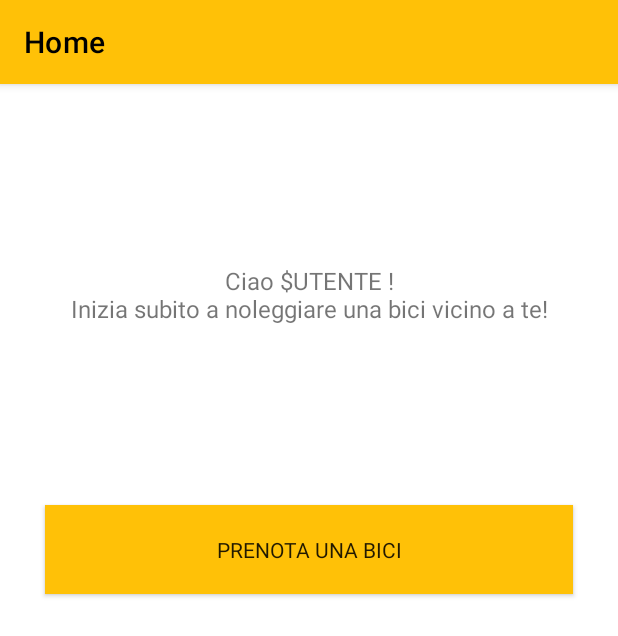
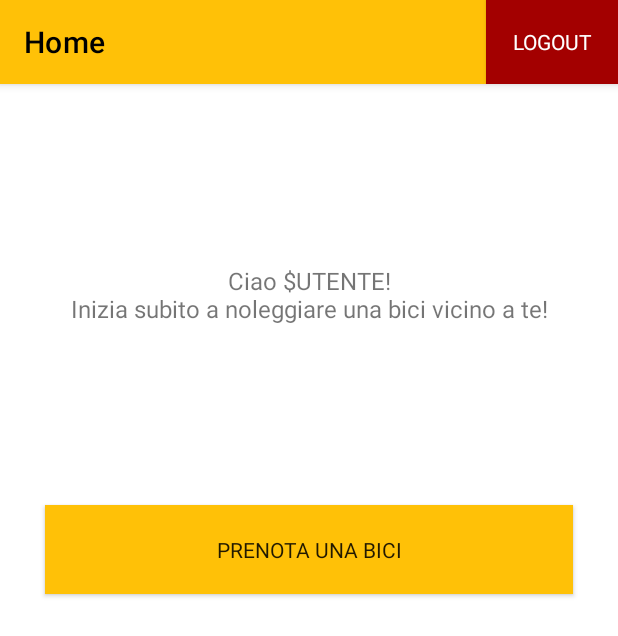
Before and after one commit to LucaAs98/BikeFleetMonitoring-SCA, an Android app: the screen it shows after launch (Home), after a tap on "LOGIN", on a phone screen of 412 x 824 dp. Shown: the top 636 px of the screen. Run offline under Robolectric (Android 15) with nearby library versions, the phone set to English and light mode, and no system bars; our stand-ins replace Firebase (no records; nobody signed in at launch, a user with empty details on screens opened directly); Roboto replaces fonts that are not available here.

Commit message:
Aggiunto il login e la registrazione controllate con firebase. Cambia il flag su "Login" quando vuoi usarlo senza credenziali corrette per debuggare ed essere più veloce.

```diff
--- a/app/build.gradle
+++ b/app/build.gradle
@@ -38,6 +38,7 @@ dependencies {
     implementation 'com.google.android.material:material:1.3.0'
     implementation 'androidx.constraintlayout:constraintlayout:2.0.4'
     implementation 'com.google.android.gms:play-services-maps:17.0.1'
+    implementation 'com.google.firebase:firebase-auth:21.0.1'
     testImplementation 'junit:junit:4.+'
     androidTestImplementation 'androidx.test.ext:junit:1.1.3'
     androidTestImplementation 'androidx.test.espresso:espresso-core:3.4.0'
--- a/app/src/main/java/com/example/bikefleetmonitoring/Home.java
+++ b/app/src/main/java/com/example/bikefleetmonitoring/Home.java
@@ -10,12 +10,13 @@ import androidx.appcompat.app.AppCompatActivity;
 import androidx.appcompat.widget.AppCompatButton;
 import androidx.appcompat.widget.Toolbar;
 
+import com.google.firebase.auth.FirebaseAuth;
+
 public class Home extends AppCompatActivity {
-    AppCompatButton btnPrenotaBici;
-    AppCompatButton btnVediPrenotazione;
-    TextView tvMessaggioIniziale;
-    TextView tvVediCodPrenot;
+    AppCompatButton btnPrenotaBici, btnVediPrenotazione, btnLogout;
+    TextView tvMessaggioIniziale, tvVediCodPrenot;
     Toolbar toolbar;
+    FirebaseAuth fAuth;
     boolean prenotato = false;
 
     @Override
@@ -24,6 +25,7 @@ public class Home extends AppCompatActivity {
         setContentView(R.layout.home);
 
         trovaElementiXML();
+        fAuth = FirebaseAuth.getInstance();
         inizializzaToolbar();
 
         if (prenotato) {
@@ -31,11 +33,23 @@ public class Home extends AppCompatActivity {
         } else {
             inizializzaNonPrenotato();
         }
+
+        /* Se premiamo il pulsante di Logout andiamo al login e togliamo l'istanza all'utente. */
+        btnLogout.setOnClickListener(new View.OnClickListener() {
+            @Override
+            public void onClick(View v) {
+                FirebaseAuth.getInstance().signOut();
+                Intent intent = new Intent(Home.this, Login.class);
+                startActivity(intent);
+                finish();
+            }
+        });
     }
 
     private void trovaElementiXML() {
         btnPrenotaBici = findViewById(R.id.btnPrenotaBici);
         btnVediPrenotazione = findViewById(R.id.btnVediPrenotazione);
+        btnLogout = findViewById(R.id.btnLogout);
         tvMessaggioIniziale = findViewById(R.id.tvMessaggioIniziale);
         tvVediCodPrenot = findViewById(R.id.tvVediCodPrenot);
         toolbar = findViewById(R.id.toolbar);
@@ -50,7 +64,7 @@ public class Home extends AppCompatActivity {
             @Override
             public void onClick(View v) {
                 prenotato = false;      /* Ora non funziona!!!!!!!!!
-                                         * sarebbe da ricaricare la pagina eliminando la prenotazione della bici! */
+                 * sarebbe da ricaricare la pagina eliminando la prenotazione della bici! */
                 Intent intent = new Intent(Home.this, Home.class);
                 startActivity(intent);
             }
@@ -64,7 +78,12 @@ public class Home extends AppCompatActivity {
             }
         });
         btnPrenotaBici.setVisibility(View.GONE);
-        tvMessaggioIniziale.setText("Ciao $UTENTE !\nStai già noleggiando una bici, vuoi annullare la tua prenotazione?");
+        String utente = "$UTENTE";
+
+        if (fAuth.getCurrentUser() != null) {
+            utente = fAuth.getCurrentUser().getEmail();
+        }
+        tvMessaggioIniziale.setText("Ciao " + utente + "!\nStai già noleggiando una bici, vuoi annullare la tua prenotazione?");
     }
 
     public void inizializzaNonPrenotato() {
@@ -77,6 +96,13 @@ public class Home extends AppCompatActivity {
         });
         tvVediCodPrenot.setVisibility(View.GONE);
         btnVediPrenotazione.setVisibility(View.GONE);
-        tvMessaggioIniziale.setText("Ciao $UTENTE !\nInizia subito a noleggiare una bici vicino a te!");
+
+        String utente = "$UTENTE";
+
+        if (fAuth.getCurrentUser() != null) {
+            utente = fAuth.getCurrentUser().getEmail();
+        }
+
+        tvMessaggioIniziale.setText("Ciao " + utente + "!\nInizia subito a noleggiare una bici vicino a te!");
     }
 }
--- a/app/src/main/java/com/example/bikefleetmonitoring/Login.java
+++ b/app/src/main/java/com/example/bikefleetmonitoring/Login.java
@@ -1,16 +1,28 @@
 package com.example.bikefleetmonitoring;
 
+import androidx.annotation.NonNull;
 import androidx.appcompat.app.AppCompatActivity;
 
 import android.content.Intent;
 import android.os.Bundle;
+import android.text.TextUtils;
 import android.view.View;
 import android.widget.Button;
+import android.widget.EditText;
 import android.widget.TextView;
+import android.widget.Toast;
+
+import com.google.android.gms.tasks.OnCompleteListener;
+import com.google.android.gms.tasks.Task;
+import com.google.firebase.auth.AuthResult;
+import com.google.firebase.auth.FirebaseAuth;
 
 public class Login extends AppCompatActivity {
     Button btnLogin;
     TextView tvVaiARegistrazione;
+    EditText etEmail, etPassword;
+    FirebaseAuth fAuth;
+    boolean controlloLogin = false;         //Quando è "false" vogliamo debuggare all'interno senza inserire email e password
 
     @Override
     protected void onCreate(Bundle savedInstanceState) {
@@ -19,13 +31,57 @@ public class Login extends AppCompatActivity {
 
         findXmlElements();
 
-        btnLogin.setOnClickListener(new View.OnClickListener() {
-            @Override
-            public void onClick(View v) {
-                Intent intent = new Intent(Login.this, Home.class);
-                startActivity(intent);
-            }
-        });
+        fAuth = FirebaseAuth.getInstance();
+
+        if (fAuth.getCurrentUser() != null) {
+            vaiAHome();
+            finish();
+        }
+
+        if (controlloLogin) {
+            btnLogin.setOnClickListener(new View.OnClickListener() {
+                @Override
+                public void onClick(View v) {
+                    String strEmail = etEmail.getText().toString();
+                    String strPassword = etPassword.getText().toString();
+
+                    if (TextUtils.isEmpty(strEmail)) {
+                        etEmail.setError("Il campo 'Email' è richiesto.");
+                        return;
+                    }
+
+                    if (TextUtils.isEmpty(strPassword)) {
+                        etPassword.setError("Il campo 'Password' è richiesto.");
+                        return;
+                    }
+
+                    if (strPassword.length() < 6) {
+                        etPassword.setError("La password deve essere di almeno sei caratteri.");
+                        return;
+                    }
+
+                    fAuth.signInWithEmailAndPassword(strEmail, strPassword).addOnCompleteListener(new OnCompleteListener<AuthResult>() {
+                        @Override
+                        public void onComplete(@NonNull Task<AuthResult> task) {
+                            if (task.isSuccessful()) {
+                                Toast.makeText(Login.this, "Login effettuato correttamente", Toast.LENGTH_SHORT).show();
+                                vaiAHome();
+                            } else {
+                                Toast.makeText(Login.this, "Error! " + task.getException().getMessage(), Toast.LENGTH_SHORT).show();
+                            }
+                        }
+                    });
+                }
+            });
+        } else {
+            btnLogin.setOnClickListener(new View.OnClickListener() {
+                @Override
+                public void onClick(View v) {
+                    vaiAHome();
+                }
+            });
+        }
+
 
         tvVaiARegistrazione.setOnClickListener(new View.OnClickListener() {
             @Override
@@ -39,5 +95,12 @@ public class Login extends AppCompatActivity {
     private void findXmlElements() {
         btnLogin = findViewById(R.id.btnLogin);
         tvVaiARegistrazione = findViewById(R.id.tvVaiARegistrazione);
+        etEmail = findViewById(R.id.etEmail);
+        etPassword = findViewById(R.id.etPassword);
+    }
+
+    private void vaiAHome() {
+        Intent intent = new Intent(Login.this, Home.class);
+        startActivity(intent);
     }
 }
--- a/app/src/main/res/layout/bici_disponibili.xml
+++ b/app/src/main/res/layout/bici_disponibili.xml
@@ -7,14 +7,14 @@
     <com.google.android.material.appbar.AppBarLayout
         android:id="@+id/app_bar"
         android:layout_width="match_parent"
-        android:layout_height="wrap_content"
+        android:layout_height="0dp"
         app:layout_constraintEnd_toEndOf="parent"
         app:layout_constraintStart_toStartOf="parent"
         app:layout_constraintTop_toTopOf="parent">
 
         <androidx.constraintlayout.widget.ConstraintLayout
             android:layout_width="match_parent"
-            android:layout_height="wrap_content"
+            android:layout_height="match_parent"
             app:layout_constraintLeft_toLeftOf="parent"
             app:layout_constraintRight_toRightOf="parent"
             app:layout_constraintTop_toTopOf="parent">
@@ -22,7 +22,7 @@
             <androidx.appcompat.widget.Toolbar
                 android:id="@+id/toolbar"
                 android:layout_width="match_parent"
-                android:layout_height="wrap_content"
+                android:layout_height="match_parent"
                 android:background="@color/primary"
                 android:elevation="4dp"
                 app:layout_constraintLeft_toLeftOf="parent"
--- a/app/src/main/res/layout/conferma_prenotazione.xml
+++ b/app/src/main/res/layout/conferma_prenotazione.xml
@@ -8,14 +8,14 @@
     <com.google.android.material.appbar.AppBarLayout
         android:id="@+id/app_bar"
         android:layout_width="match_parent"
-        android:layout_height="wrap_content"
+        android:layout_height="0dp"
         app:layout_constraintEnd_toEndOf="parent"
         app:layout_constraintStart_toStartOf="parent"
         app:layout_constraintTop_toTopOf="parent">
 
         <androidx.constraintlayout.widget.ConstraintLayout
             android:layout_width="match_parent"
-            android:layout_height="wrap_content"
+            android:layout_height="match_parent"
             app:layout_constraintLeft_toLeftOf="parent"
             app:layout_constraintRight_toRightOf="parent"
             app:layout_constraintTop_toTopOf="parent">
@@ -23,7 +23,7 @@
             <androidx.appcompat.widget.Toolbar
                 android:id="@+id/toolbar"
                 android:layout_width="match_parent"
-                android:layout_height="wrap_content"
+                android:layout_height="match_parent"
                 android:background="@color/primary"
                 android:elevation="4dp"
                 app:layout_constraintLeft_toLeftOf="parent"
--- a/app/src/main/res/layout/home.xml
+++ b/app/src/main/res/layout/home.xml
@@ -7,14 +7,14 @@
     <com.google.android.material.appbar.AppBarLayout
         android:id="@+id/app_bar"
         android:layout_width="match_parent"
-        android:layout_height="wrap_content"
+        android:layout_height="0dp"
         app:layout_constraintEnd_toEndOf="parent"
         app:layout_constraintStart_toStartOf="parent"
         app:layout_constraintTop_toTopOf="parent">
 
         <androidx.constraintlayout.widget.ConstraintLayout
             android:layout_width="match_parent"
-            android:layout_height="wrap_content"
+            android:layout_height="match_parent"
             app:layout_constraintLeft_toLeftOf="parent"
             app:layout_constraintRight_toRightOf="parent"
             app:layout_constraintTop_toTopOf="parent">
@@ -22,14 +22,25 @@
             <androidx.appcompat.widget.Toolbar
                 android:id="@+id/toolbar"
                 android:layout_width="match_parent"
-                android:layout_height="wrap_content"
+                android:layout_height="match_parent"
                 android:background="@color/primary"
                 android:elevation="4dp"
                 app:layout_constraintLeft_toLeftOf="parent"
                 app:layout_constraintRight_toRightOf="parent"
                 app:layout_constraintTop_toTopOf="parent"
                 app:title="@string/app_name"
-                app:titleTextColor="@color/black" />
+                app:titleTextColor="@color/black">
+
+                <androidx.appcompat.widget.AppCompatButton
+                    android:id="@+id/btnLogout"
+                    android:layout_width="wrap_content"
+                    android:layout_height="match_parent"
+                    android:layout_gravity="right"
+                    android:background="#A30000"
+                    android:text="Logout"
+                    android:textColor="@color/white" />
+
+            </androidx.appcompat.widget.Toolbar>
         </androidx.constraintlayout.widget.ConstraintLayout>
     </com.google.android.material.appbar.AppBarLayout>
 
--- a/app/src/main/res/layout/mappa_rastrelliere.xml
+++ b/app/src/main/res/layout/mappa_rastrelliere.xml
@@ -8,14 +8,14 @@
     <com.google.android.material.appbar.AppBarLayout
         android:id="@+id/app_bar"
         android:layout_width="match_parent"
-        android:layout_height="wrap_content"
+        android:layout_height="0dp"
         app:layout_constraintEnd_toEndOf="parent"
         app:layout_constraintStart_toStartOf="parent"
         app:layout_constraintTop_toTopOf="parent">
 
         <androidx.constraintlayout.widget.ConstraintLayout
             android:layout_width="match_parent"
-            android:layout_height="wrap_content"
+            android:layout_height="match_parent"
             app:layout_constraintLeft_toLeftOf="parent"
             app:layout_constraintRight_toRightOf="parent"
             app:layout_constraintTop_toTopOf="parent">
@@ -23,7 +23,7 @@
             <androidx.appcompat.widget.Toolbar
                 android:id="@+id/toolbar"
                 android:layout_width="match_parent"
-                android:layout_height="wrap_content"
+                android:layout_height="match_parent"
                 android:background="@color/primary"
                 android:elevation="4dp"
                 app:layout_constraintLeft_toLeftOf="parent"
--- a/app/src/main/res/layout/vedi_codice_prenot.xml
+++ b/app/src/main/res/layout/vedi_codice_prenot.xml
@@ -8,14 +8,14 @@
     <com.google.android.material.appbar.AppBarLayout
         android:id="@+id/app_bar"
         android:layout_width="match_parent"
-        android:layout_height="wrap_content"
+        android:layout_height="0dp"
         app:layout_constraintEnd_toEndOf="parent"
         app:layout_constraintStart_toStartOf="parent"
         app:layout_constraintTop_toTopOf="parent">
 
         <androidx.constraintlayout.widget.ConstraintLayout
             android:layout_width="match_parent"
-            android:layout_height="wrap_content"
+            android:layout_height="match_parent"
             app:layout_constraintLeft_toLeftOf="parent"
             app:layout_constraintRight_toRightOf="parent"
             app:layout_constraintTop_toTopOf="parent">
@@ -23,7 +23,7 @@
             <androidx.appcompat.widget.Toolbar
                 android:id="@+id/toolbar"
                 android:layout_width="match_parent"
-                android:layout_height="wrap_content"
+                android:layout_height="match_parent"
                 android:background="@color/primary"
                 android:elevation="4dp"
                 app:layout_constraintLeft_toLeftOf="parent"
```
Also changed, not shown: app/src/main/java/com/example/bikefleetmonitoring/Registrazione.java (+49 -2 lines), app/src/main/res/layout/login.xml (+12 -12 lines), app/src/main/res/layout/registrazione.xml (+13 -13 lines).
